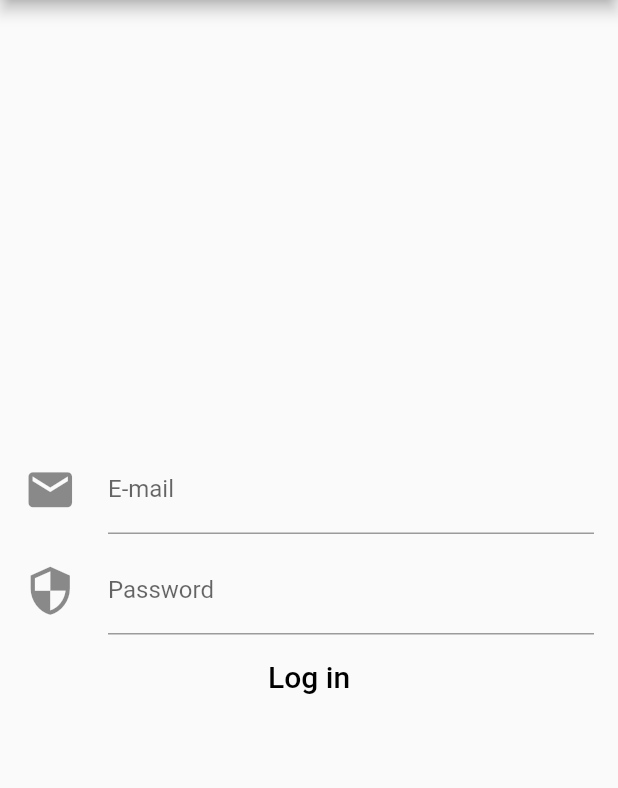
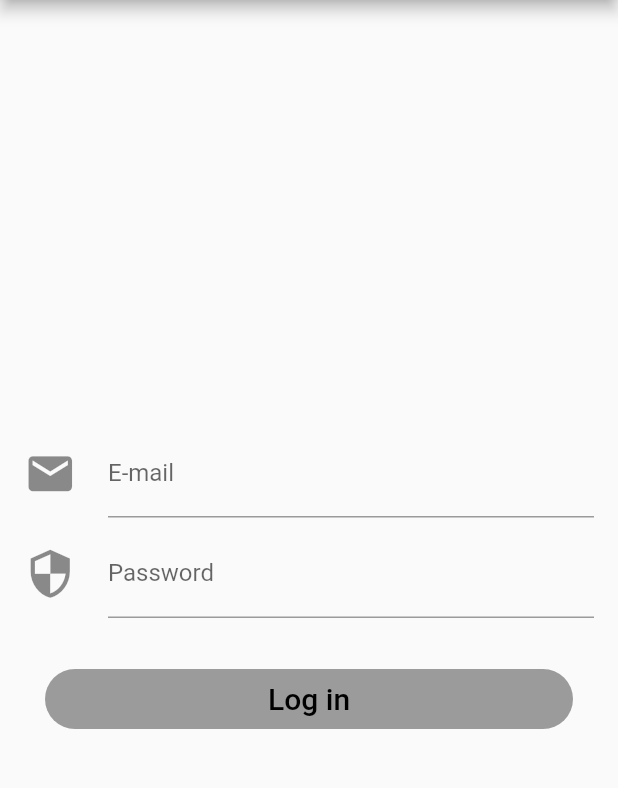
Before and after one commit to mobileappdevhm19/lust-LibraryUniversalSwissTool, a Flutter app: the screen it shows after launch, on a phone screen of 412 x 824 dp, the part 84-872 px from its top. Run offline on Flutter 3.47's test engine with Material 2 defaults, Android fonts, the phone set to English and light mode, and no system bars; our stand-ins replace after_layout, charts_flutter, cloud_firestore, firebase_auth; accounts and stored records are empty.

Commit message:
solved androidx again + better button

```diff
--- a/lust/lib/widgets/loginPage/buttonLogIn.dart
+++ b/lust/lib/widgets/loginPage/buttonLogIn.dart
@@ -6,7 +6,9 @@ class ButtonLogin extends StatefulWidget {
   final bool whichButton;
   final Color buttonColor;
 
-  const ButtonLogin({Key key, this.buttonText, this.whichButton, this.buttonColor}) : super(key: key);
+  const ButtonLogin(
+      {Key key, this.buttonText, this.whichButton, this.buttonColor})
+      : super(key: key);
 
   @override
   _ButtonLoginState createState() {
@@ -23,25 +25,31 @@ class _ButtonLoginState extends State<ButtonLogin> {
 
   @override
   Widget build(BuildContext context) {
-    return MaterialButton(
-      height: 40,
-      elevation: 5,
-      color: buttonColor,
-      child: Container(child: Text(
-        buttonText,
-        style: TextStyle(fontSize: 20, color: Colors.black),
-      )),
-      onPressed: _buttonClicked(whichButton),
-    );
+    return SizedBox(
+        width: double.infinity,
+        height: 70,
+        child: Padding(
+          padding: EdgeInsets.only(top: 30, left: 30, right: 30),
+          child: RaisedButton(
+            elevation: 5,
+            shape: RoundedRectangleBorder(
+                borderRadius: new BorderRadius.circular(30)),
+            color: Colors.blue,
+            child: Text(
+              buttonText,
+              style: TextStyle(fontSize: 20, color: Colors.black),
+            ),
+            onPressed: _buttonClicked(whichButton),
+          ),
+        ));
   }
 
   _buttonClicked(bool x) {
     setState(() {
-      if (x){
-        //LOG IN
-      }
-      else{
-        //REGISTER
+      if (x) {
+        print('LOG IN');
+      } else {
+        print('SIGN UP');
       }
     });
   }
```
Also changed, not shown: lust/lib/utils/autenthicationAPI.dart (+20 -2 lines), 4 other files.
